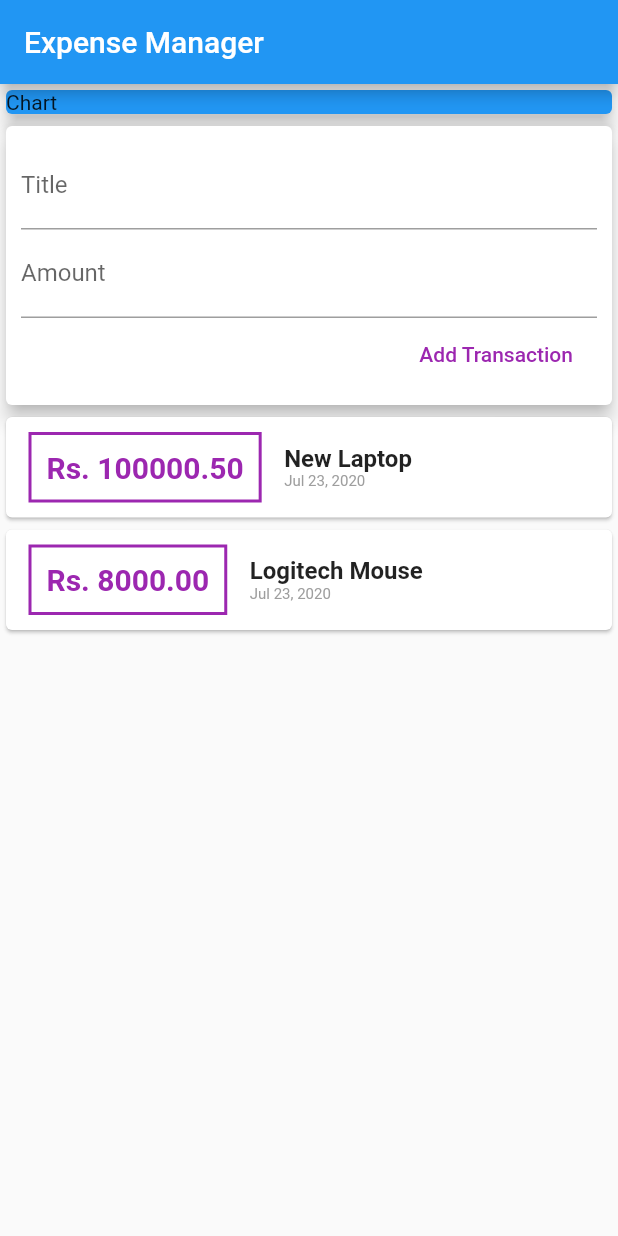
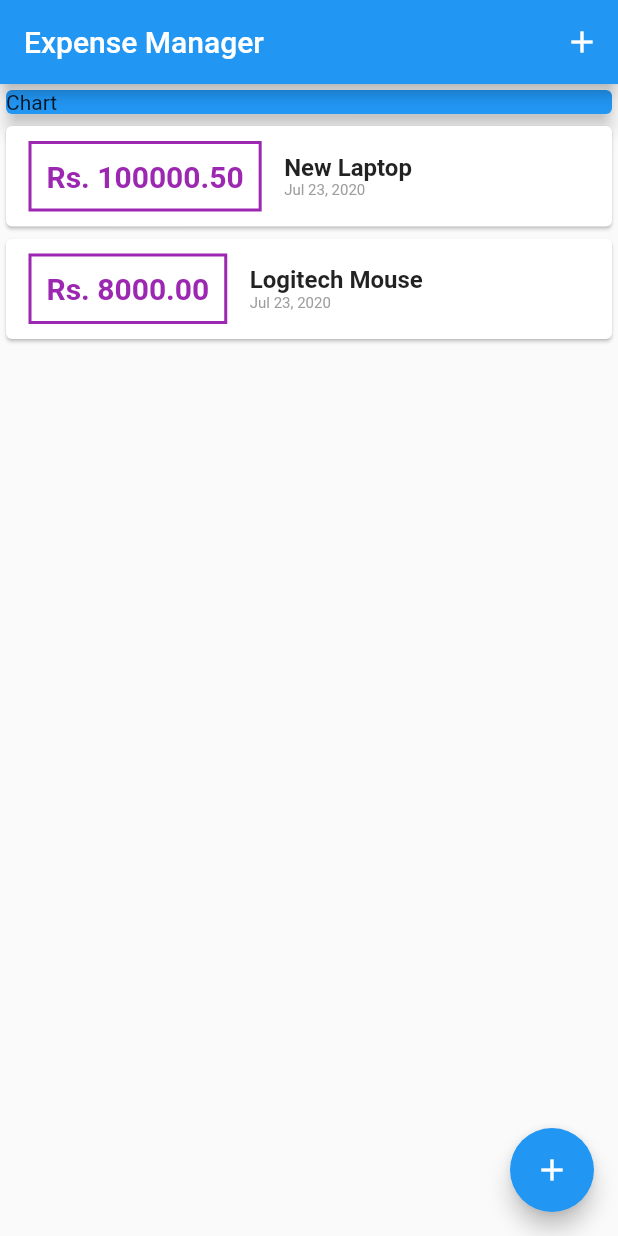
Before and after one commit to absolute-nil/Expense-Tracker, a Flutter app: the screen it shows after launch, on a phone screen of 412 x 824 dp. Run offline on Flutter 3.47's test engine with Material 2 defaults, Android fonts, the phone set to English and light mode, and no system bars.

Commit message:
add buttons and modal on click for new transaction

```diff
--- a/lib/main.dart
+++ b/lib/main.dart
@@ -1,17 +1,60 @@
+import './widgets/new_transaction.dart';
 import 'package:flutter/material.dart';
-import './widgets/user_transactions.dart';
+import './widgets/transaction_list.dart';
+import './models/transaction.dart';
 
 void main() => runApp(MyApp());
 
 class MyApp extends StatelessWidget {
+  @override
+  Widget build(BuildContext context) {
+    return MaterialApp(title: "Flutter", home: MyHomePage());
+  }
+}
 
+class MyHomePage extends StatefulWidget {
+  @override
+  _MyHomePageState createState() => _MyHomePageState();
+}
+
+class _MyHomePageState extends State<MyHomePage> {
+  final List<Transaction> _userTransactions = [
+    Transaction(
+        id: 't1', title: 'New Laptop', amount: 100000.50, date: DateTime.now()),
+    Transaction(
+        id: 't2', title: 'Logitech Mouse', amount: 8000, date: DateTime.now())
+  ];
+
+  void _addTransaction(String title, double amount) {
+    final newTx = Transaction(
+        amount: amount,
+        title: title,
+        date: DateTime.now(),
+        id: DateTime.now().toString());
+    setState(() {
+      _userTransactions.add(newTx);
+    });
+  }
+
+  void _startAddNewTransaction(BuildContext ctx) {
+    showModalBottomSheet(
+        context: ctx,
+        builder: (_) {
+          return NewTransaction(_addTransaction);
+        });
+  }
 
   @override
   Widget build(BuildContext context) {
-    return MaterialApp(
-      home: Scaffold(
+    return Scaffold(
       appBar: AppBar(
         title: Text("Expense Manager"),
+        actions: <Widget>[
+          IconButton(
+            icon: Icon(Icons.add),
+            onPressed: () => this._startAddNewTransaction(context),
+          )
+        ],
       ),
       body: SingleChildScrollView(
         child: Column(
@@ -24,11 +67,13 @@ class MyApp extends StatelessWidget {
               ),
               width: double.infinity,
             ),
-              UserTransaction(),
+            TransactionList(_userTransactions),
           ],
         ),
       ),
-      ),
+      floatingActionButton: FloatingActionButton(
+          child: Icon(Icons.add),
+          onPressed: () => this._startAddNewTransaction(context)),
     );
   }
 }
--- a/lib/widgets/new_transaction.dart
+++ b/lib/widgets/new_transaction.dart
@@ -32,7 +32,7 @@ class NewTransaction extends StatelessWidget {
               keyboardType: TextInputType.number,
               decoration: InputDecoration(labelText: 'Amount'),
               controller: amountController,
-              onSubmitted: (value) => this.submitTransaction(),
+              onSubmitted: (_) => this.submitTransaction(),
             ),
             FlatButton(
               onPressed: this.submitTransaction,
--- a/lib/widgets/user_transactions.dart
+++ /dev/null
@@ -1,40 +0,0 @@
-import 'package:flutter/material.dart';
-import './new_transaction.dart';
-import './transaction_list.dart';
-import '../models/transaction.dart';
-
-class UserTransaction extends StatefulWidget {
-  @override
-  _UserTransactionState createState() => _UserTransactionState();
-}
-
-class _UserTransactionState extends State<UserTransaction> {
-  final List<Transaction> _userTransactions = [
-    Transaction(
-        id: 't1', title: 'New Laptop', amount: 100000.50, date: DateTime.now()),
-    Transaction(
-        id: 't2', title: 'Logitech Mouse', amount: 8000, date: DateTime.now())
-  ];
-
-  void _addTransaction(String title, double amount) {
-    final newTx = Transaction(
-        amount: amount,
-        title: title,
-        date: DateTime.now(),
-        id: DateTime.now().toString());
-    setState(() {
-      _userTransactions.add(newTx);
-    });
-  }
-
-  @override
-  Widget build(BuildContext context) {
-    return Column(
-      crossAxisAlignment: CrossAxisAlignment.stretch,
-      children: <Widget>[
-        NewTransaction(this._addTransaction),
-        TransactionList(_userTransactions)
-      ],
-    );
-  }
-}
```
Lines whose indentation alone changed are shown as unchanged.
